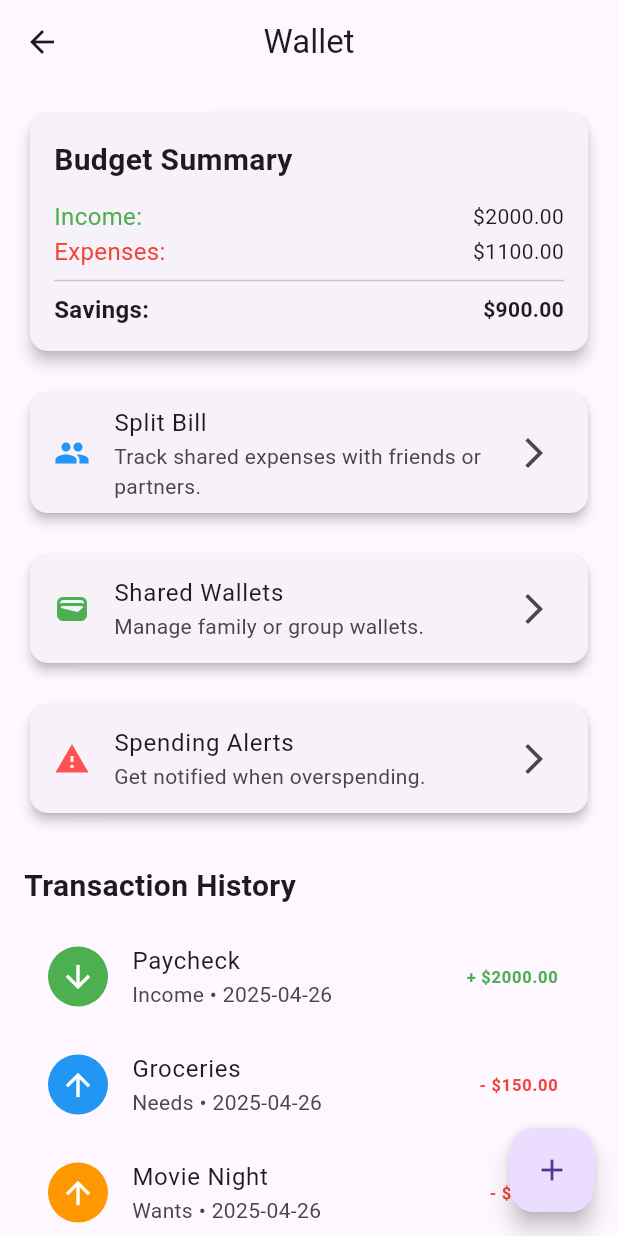
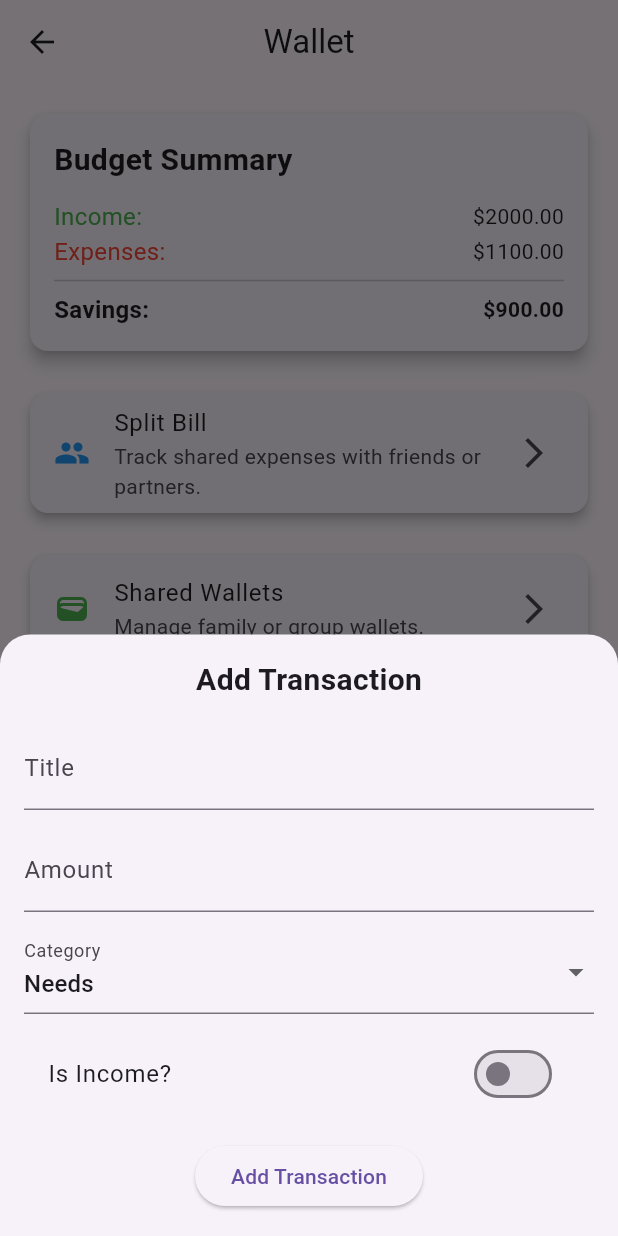
Before and after one commit to huynh-ngoc/INF134-Finance-App, a Flutter app: the WalletPage screen opened directly, after a tap on the "add" icon, on a phone screen of 412 x 824 dp. Run offline on Flutter 3.47's test engine with Material 3 defaults, Android fonts, the phone set to English and light mode, and no system bars.

Commit message:
update transaction add button

```diff
--- a/lib/pages/wallet/wallet.dart
+++ b/lib/pages/wallet/wallet.dart
@@ -1,11 +1,16 @@
 import 'package:flutter/material.dart';
 import 'widgets/budget_summary.dart';
 import 'widgets/transaction_list.dart';
+import 'widgets/add_transaction_form.dart';
 
-
-class WalletPage extends StatelessWidget {
+class WalletPage extends StatefulWidget {
   const WalletPage({Key? key}) : super(key: key);
 
+  @override
+  _WalletPageState createState() => _WalletPageState();
+}
+
+class _WalletPageState extends State<WalletPage> {
   @override
   Widget build(BuildContext context) {
     return Scaffold(
@@ -20,7 +25,7 @@ class WalletPage extends StatelessWidget {
             crossAxisAlignment: CrossAxisAlignment.start,
             children: [
               // Budget Summary
-              BudgetSummary(),
+              const BudgetSummary(),
 
               const SizedBox(height: 20),
 
@@ -29,10 +34,10 @@ class WalletPage extends StatelessWidget {
                 elevation: 3,
                 shape: RoundedRectangleBorder(borderRadius: BorderRadius.circular(12)),
                 child: ListTile(
-                  leading: Icon(Icons.group, color: Colors.blue),
-                  title: Text('Split Bill'),
-                  subtitle: Text('Track shared expenses with friends or partners.'),
-                  trailing: Icon(Icons.arrow_forward_ios),
+                  leading: const Icon(Icons.group, color: Colors.blue),
+                  title: const Text('Split Bill'),
+                  subtitle: const Text('Track shared expenses with friends or partners.'),
+                  trailing: const Icon(Icons.arrow_forward_ios),
                   onTap: () {
                     // TODO: Navigate to Split Bill page
                   },
@@ -46,10 +51,10 @@ class WalletPage extends StatelessWidget {
                 elevation: 3,
                 shape: RoundedRectangleBorder(borderRadius: BorderRadius.circular(12)),
                 child: ListTile(
-                  leading: Icon(Icons.wallet, color: Colors.green),
-                  title: Text('Shared Wallets'),
-                  subtitle: Text('Manage family or group wallets.'),
-                  trailing: Icon(Icons.arrow_forward_ios),
+                  leading: const Icon(Icons.wallet, color: Colors.green),
+                  title: const Text('Shared Wallets'),
+                  subtitle: const Text('Manage family or group wallets.'),
+                  trailing: const Icon(Icons.arrow_forward_ios),
                   onTap: () {
                     // TODO: Navigate to Shared Wallet page
                   },
@@ -63,10 +68,10 @@ class WalletPage extends StatelessWidget {
                 elevation: 3,
                 shape: RoundedRectangleBorder(borderRadius: BorderRadius.circular(12)),
                 child: ListTile(
-                  leading: Icon(Icons.warning, color: Colors.redAccent),
-                  title: Text('Spending Alerts'),
-                  subtitle: Text('Get notified when overspending.'),
-                  trailing: Icon(Icons.arrow_forward_ios),
+                  leading: const Icon(Icons.warning, color: Colors.redAccent),
+                  title: const Text('Spending Alerts'),
+                  subtitle: const Text('Get notified when overspending.'),
+                  trailing: const Icon(Icons.arrow_forward_ios),
                   onTap: () {
                     // TODO: Set up spending alerts
                   },
@@ -76,19 +81,30 @@ class WalletPage extends StatelessWidget {
               const SizedBox(height: 30),
 
               // Transaction List
-              Text(
+              const Text(
                 'Transaction History',
                 style: TextStyle(fontSize: 20, fontWeight: FontWeight.bold),
               ),
               const SizedBox(height: 10),
-              TransactionList(), // (Show transaction list here)
+              const TransactionList(), // Transaction list widget
             ],
           ),
         ),
       ),
       floatingActionButton: FloatingActionButton(
         onPressed: () {
-          // TODO: Open Add Transaction form
+          showModalBottomSheet(
+            context: context,
+            isScrollControlled: true,
+            shape: const RoundedRectangleBorder(
+              borderRadius: BorderRadius.vertical(top: Radius.circular(20)),
+            ),
+            builder: (context) => AddTransactionForm(
+              onTransactionAdded: () {
+                setState(() {}); // Refresh the WalletPage
+              },
+            ),
+          );
         },
         child: const Icon(Icons.add),
       ),
--- /dev/null
+++ b/lib/pages/wallet/widgets/add_transaction_form.dart
@@ -0,0 +1,103 @@
+import 'package:flutter/material.dart';
+import '../models/transaction.dart';
+
+class AddTransactionForm extends StatefulWidget {
+  final VoidCallback onTransactionAdded;
+
+  const AddTransactionForm({Key? key, required this.onTransactionAdded}) : super(key: key);  // <-- ADD required parameter
+
+  @override
+  _AddTransactionFormState createState() => _AddTransactionFormState();
+}
+
+class _AddTransactionFormState extends State<AddTransactionForm> {
+  final _formKey = GlobalKey<FormState>();
+
+  String _title = '';
+  double _amount = 0.0;
+  String _category = 'Needs';
+  bool _isIncome = false;
+
+  void _submitForm() {
+    if (_formKey.currentState!.validate()) {
+      _formKey.currentState!.save();
+
+      final newTransaction = Transaction(
+        title: _title,
+        amount: _amount,
+        date: DateTime.now(),
+        isIncome: _isIncome,
+        category: _category,
+      );
+
+      dummyTransactions.add(newTransaction); // add to dummy list
+
+      widget.onTransactionAdded();  // <-- call the callback to refresh WalletPage
+      Navigator.of(context).pop(); // close the bottom sheet
+    }
+  }
+
+  @override
+  Widget build(BuildContext context) {
+    return Padding(
+      padding: EdgeInsets.only(
+        left: 16,
+        right: 16,
+        bottom: MediaQuery.of(context).viewInsets.bottom + 16,
+        top: 16,
+      ),
+      child: SingleChildScrollView(
+        child: Form(
+          key: _formKey,
+          child: Column(
+            mainAxisSize: MainAxisSize.min,
+            children: [
+              Text('Add Transaction', style: TextStyle(fontSize: 20, fontWeight: FontWeight.bold)),
+              const SizedBox(height: 16),
+              TextFormField(
+                decoration: InputDecoration(labelText: 'Title'),
+                onSaved: (value) => _title = value!,
+                validator: (value) => value!.isEmpty ? 'Please enter a title' : null,
+              ),
+              const SizedBox(height: 12),
+              TextFormField(
+                decoration: InputDecoration(labelText: 'Amount'),
+                keyboardType: TextInputType.numberWithOptions(decimal: true),
+                onSaved: (value) => _amount = double.tryParse(value!) ?? 0,
+                validator: (value) => value!.isEmpty ? 'Please enter an amount' : null,
+              ),
+              const SizedBox(height: 12),
+              DropdownButtonFormField<String>(
+                value: _category,
+                decoration: InputDecoration(labelText: 'Category'),
+                items: ['Needs', 'Wants', 'Goals', 'Income']
+                    .map((cat) => DropdownMenuItem(value: cat, child: Text(cat)))
+                    .toList(),
+                onChanged: (value) {
+                  setState(() {
+                    _category = value!;
+                  });
+                },
+              ),
+              const SizedBox(height: 12),
+              SwitchListTile(
+                title: Text('Is Income?'),
+                value: _isIncome,
+                onChanged: (value) {
+                  setState(() {
+                    _isIncome = value;
+                  });
+                },
+              ),
+              const SizedBox(height: 16),
+              ElevatedButton(
+                onPressed: _submitForm,
+                child: Text('Add Transaction'),
+              ),
+            ],
+          ),
+        ),
+      ),
+    );
+  }
+}
```
